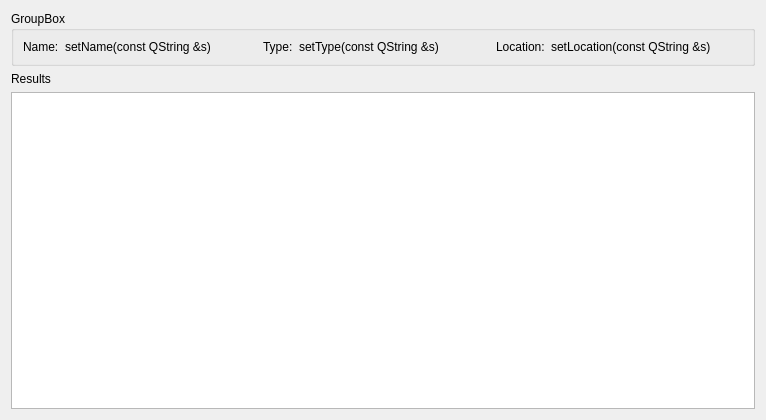
Qt form cwe_guiWidgets/cwe_results.ui (NHERI-SimCenter/CWE-Simulation-Tool) before a commit.
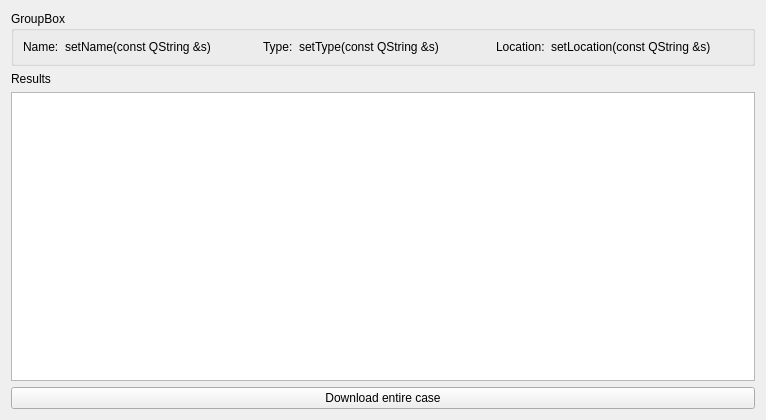
The same form after that commit.

Patch:
```diff
--- a/cwe_guiWidgets/cwe_results.ui
+++ b/cwe_guiWidgets/cwe_results.ui
@@ -93,6 +93,13 @@
    <item>
     <widget class="QTableView" name="resultsTableView"/>
    </item>
+   <item>
+    <widget class="QPushButton" name="downloadEntireCaseButton">
+     <property name="text">
+      <string>Download entire case</string>
+     </property>
+    </widget>
+   </item>
   </layout>
  </widget>
  <resources/>
```
